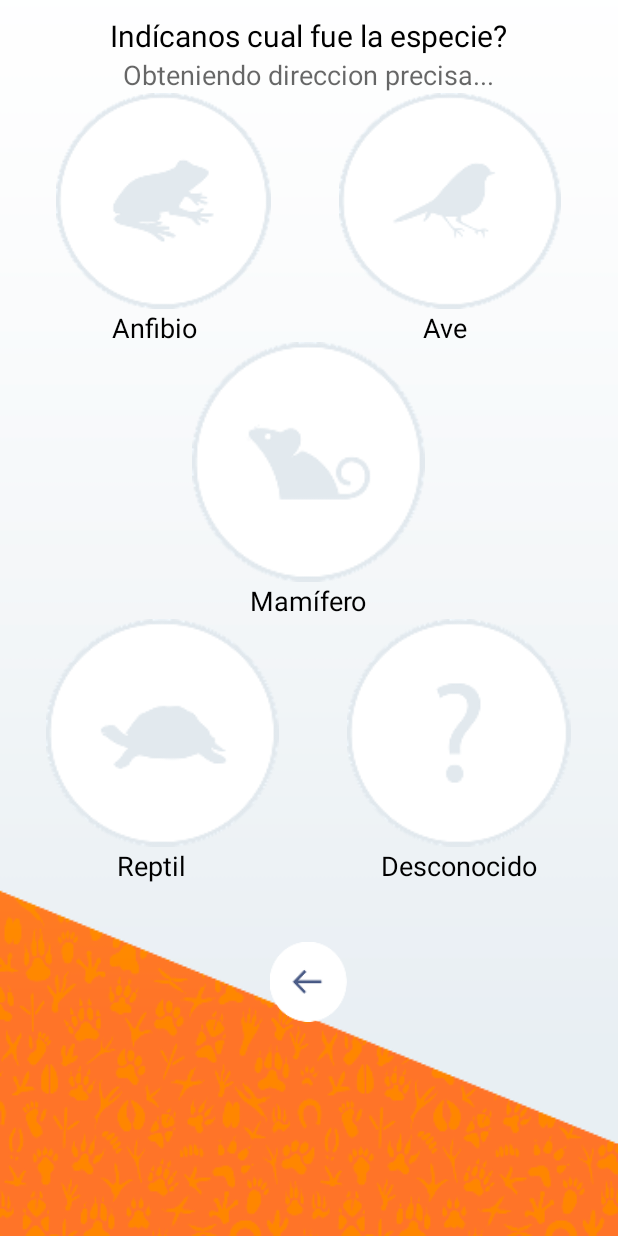
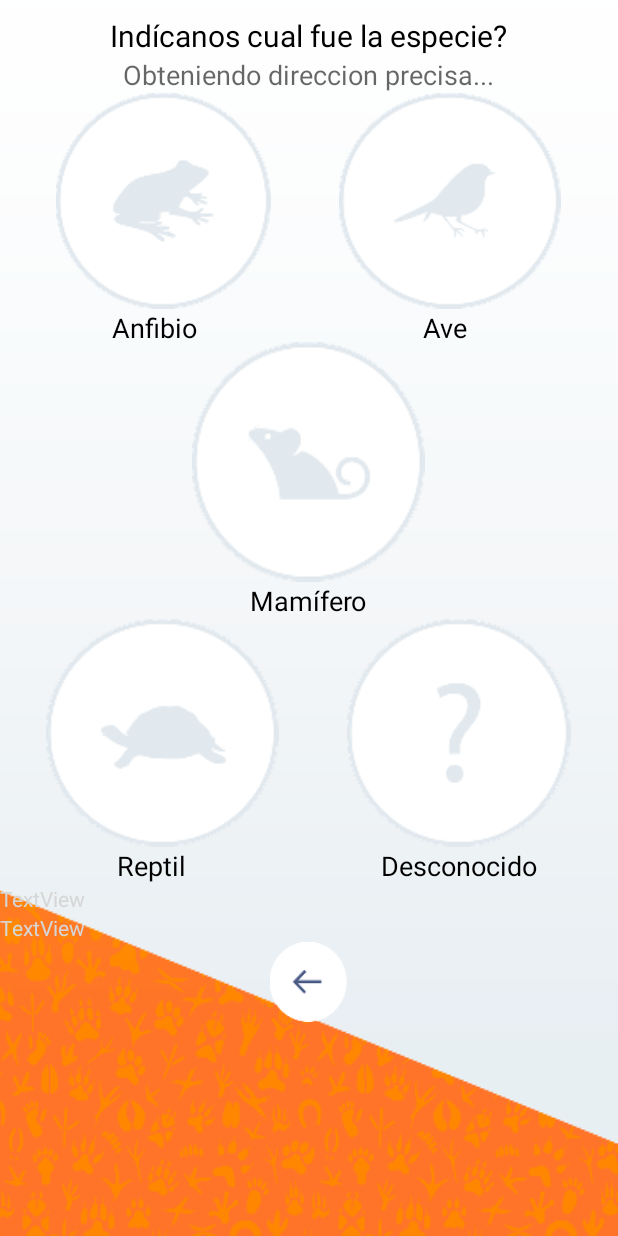
Before and after one commit to portafolioVerde/Observatorio, an Android app: the RegistrosActivity screen opened directly, with no data from a screen before it, on a phone screen of 412 x 824 dp. Run offline under Robolectric (Android 15) with nearby library versions, the phone set to English and light mode, and no system bars; our stand-ins replace ButterKnife, CircleImageView, Firebase (no records; nobody signed in at launch, a user with empty details on screens opened directly).

Commit message:
24/04/2019

```diff
--- a/app/build.gradle
+++ b/app/build.gradle
@@ -25,10 +25,10 @@ dependencies {
     implementation 'com.android.support:appcompat-v7:28.0.0'
     implementation 'com.android.support.constraint:constraint-layout:1.1.3'
     implementation 'com.firebaseui:firebase-ui-auth:4.3.1'
-    implementation 'com.google.firebase:firebase-auth:16.2.0'
+    implementation 'com.google.firebase:firebase-auth:16.2.1'
     implementation 'com.google.firebase:firebase-core:16.0.8'
     implementation 'com.google.firebase:firebase-storage:16.1.0'
-    implementation 'com.google.firebase:firebase-messaging:17.5.0'
+    implementation 'com.google.firebase:firebase-messaging:17.6.0'
     implementation 'com.jakewharton:butterknife:8.8.1'
     implementation 'com.google.firebase:firebase-firestore:18.2.0'
     implementation 'com.google.android.gms:play-services-maps:16.1.0'
--- a/app/src/main/res/layout-land/activity_registros.xml
+++ b/app/src/main/res/layout-land/activity_registros.xml
@@ -162,7 +162,19 @@
 
 
             </LinearLayout>
+            <TextView
+                android:id="@+id/txtLng"
+                android:layout_width="match_parent"
+                android:layout_height="wrap_content"
+                android:text="TextView"
+                android:textColor="@color/fui_transparent" />
 
+            <TextView
+                android:id="@+id/txtLat"
+                android:layout_width="match_parent"
+                android:layout_height="wrap_content"
+                android:text="TextView"
+                android:textColor="@color/fui_transparent" />
             <ImageButton
                 android:id="@+id/btnVolver"
                 android:layout_width="51dp"
--- a/app/src/main/res/layout-large-land/activity_registros.xml
+++ b/app/src/main/res/layout-large-land/activity_registros.xml
@@ -198,7 +198,19 @@
                     app:layout_constraintVertical_bias="0.0" />
 
             </android.support.constraint.ConstraintLayout>
+            <TextView
+                android:id="@+id/txtLng"
+                android:layout_width="match_parent"
+                android:layout_height="wrap_content"
+                android:text="TextView"
+                android:textColor="@color/fui_transparent" />
 
+            <TextView
+                android:id="@+id/txtLat"
+                android:layout_width="match_parent"
+                android:layout_height="wrap_content"
+                android:text="TextView"
+                android:textColor="@color/fui_transparent" />
             <ImageButton
                 android:id="@+id/btnVolver"
                 android:layout_width="40dp"
--- a/app/src/main/res/layout-large/activity_registros.xml
+++ b/app/src/main/res/layout-large/activity_registros.xml
@@ -153,7 +153,19 @@
                     android:textSize="18sp" />
 
             </LinearLayout>
+            <TextView
+                android:id="@+id/txtLng"
+                android:layout_width="match_parent"
+                android:layout_height="wrap_content"
+                android:text="TextView"
+                android:textColor="@color/fui_transparent" />
 
+            <TextView
+                android:id="@+id/txtLat"
+                android:layout_width="match_parent"
+                android:layout_height="wrap_content"
+                android:text="TextView"
+                android:textColor="@color/fui_transparent" />
             <ImageButton
                 android:id="@+id/btnVolver"
                 android:layout_width="51dp"
--- a/app/src/main/res/layout-xlarge-land/activity_registros.xml
+++ b/app/src/main/res/layout-xlarge-land/activity_registros.xml
@@ -218,7 +218,19 @@
                     app:layout_constraintGuide_begin="586dp" />
 
             </android.support.constraint.ConstraintLayout>
+            <TextView
+                android:id="@+id/txtLng"
+                android:layout_width="match_parent"
+                android:layout_height="wrap_content"
+                android:text="TextView"
+                android:textColor="@color/fui_transparent" />
 
+            <TextView
+                android:id="@+id/txtLat"
+                android:layout_width="match_parent"
+                android:layout_height="wrap_content"
+                android:text="TextView"
+                android:textColor="@color/fui_transparent" />
             <ImageButton
                 android:id="@+id/btnVolver"
                 android:layout_width="97dp"
--- a/app/src/main/res/layout-xlarge/activity_registros.xml
+++ b/app/src/main/res/layout-xlarge/activity_registros.xml
@@ -211,7 +211,19 @@
                     app:layout_constraintEnd_toEndOf="parent" />
 
             </android.support.constraint.ConstraintLayout>
+            <TextView
+                android:id="@+id/txtLng"
+                android:layout_width="match_parent"
+                android:layout_height="wrap_content"
+                android:text="TextView"
+                android:textColor="@color/fui_transparent" />
 
+            <TextView
+                android:id="@+id/txtLat"
+                android:layout_width="match_parent"
+                android:layout_height="wrap_content"
+                android:text="TextView"
+                android:textColor="@color/fui_transparent" />
             <ImageButton
                 android:id="@+id/btnVolver"
                 android:layout_width="75dp"
--- a/app/src/main/res/layout/activity_registros.xml
+++ b/app/src/main/res/layout/activity_registros.xml
@@ -162,14 +162,14 @@
                 android:layout_width="match_parent"
                 android:layout_height="wrap_content"
                 android:text="TextView"
-                android:textColor="@android:color/transparent" />
+                android:textColor="@color/fui_transparent" />
 
             <TextView
                 android:id="@+id/txtLat"
                 android:layout_width="match_parent"
                 android:layout_height="wrap_content"
                 android:text="TextView"
-                android:textColor="@android:color/transparent" />
+                android:textColor="@color/fui_transparent" />
 
             <ImageButton
                 android:id="@+id/btnVolver"
--- a/app/src/main/res/values/strings.xml
+++ b/app/src/main/res/values/strings.xml
@@ -23,7 +23,7 @@
     <string name="completarregistrostring">Completar Registro</string>
     <string name="regresarmenu_1">Regresar al Menú</string>
     <string name="preference_file_key">fichero01</string>
-    <string name="direccion_key">ubicacion_01</string>
+    <string name="direccion_key">direccion_01</string>
     <string name="title_activity_maps">Map</string>
 
 </resources>
```
Also changed, not shown: app/src/main/java/com/example/usuario/app/myroodent/EspeciesActivity.java (+7 -1 lines), app/src/main/java/com/example/usuario/app/myroodent/MapsActivity.java (+82 -27 lines), app/src/main/java/com/example/usuario/app/myroodent/RegistrosActivity.java (+65 -42 lines), app/src/main/java/com/example/usuario/app/myroodent/ReporteEspecie.java (+6 -8 lines), app/src/main/java/com/example/usuario/app/myroodent/UserInfo.java (added, +16 -0 lines), app/src/main/res/layout-large/activity_splash.xml (+28 -1 lines), app/src/main/res/layout-xlarge/activity_splash.xml (+29 -1 lines), app/src/main/res/layout/activity_splash.xml (+33 -1 lines), 1 other file.
